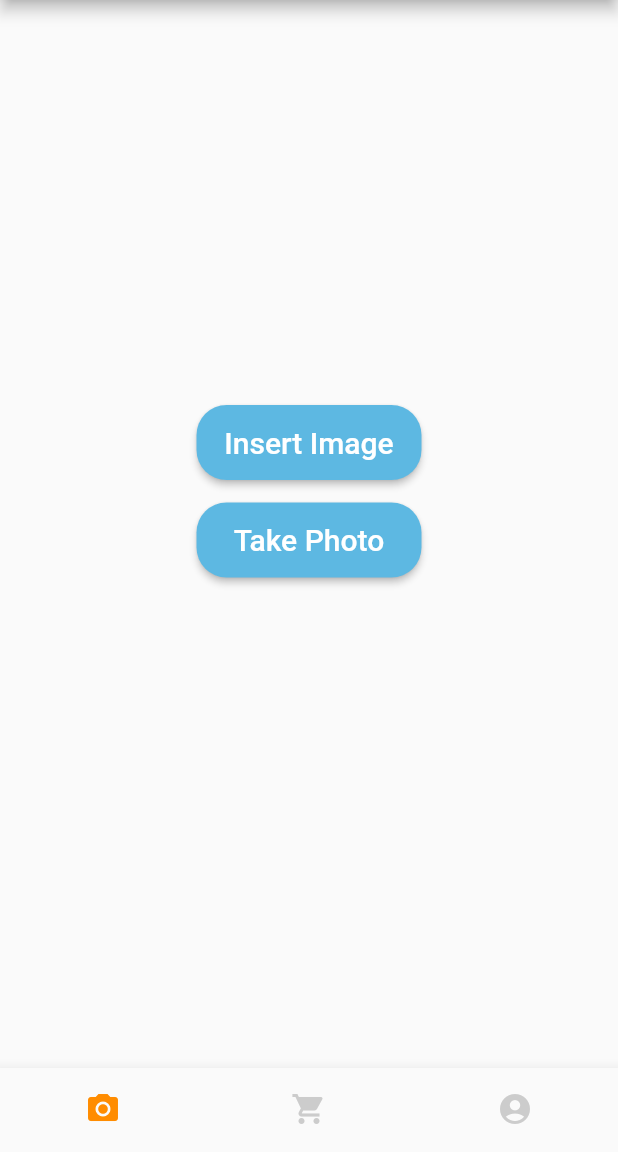
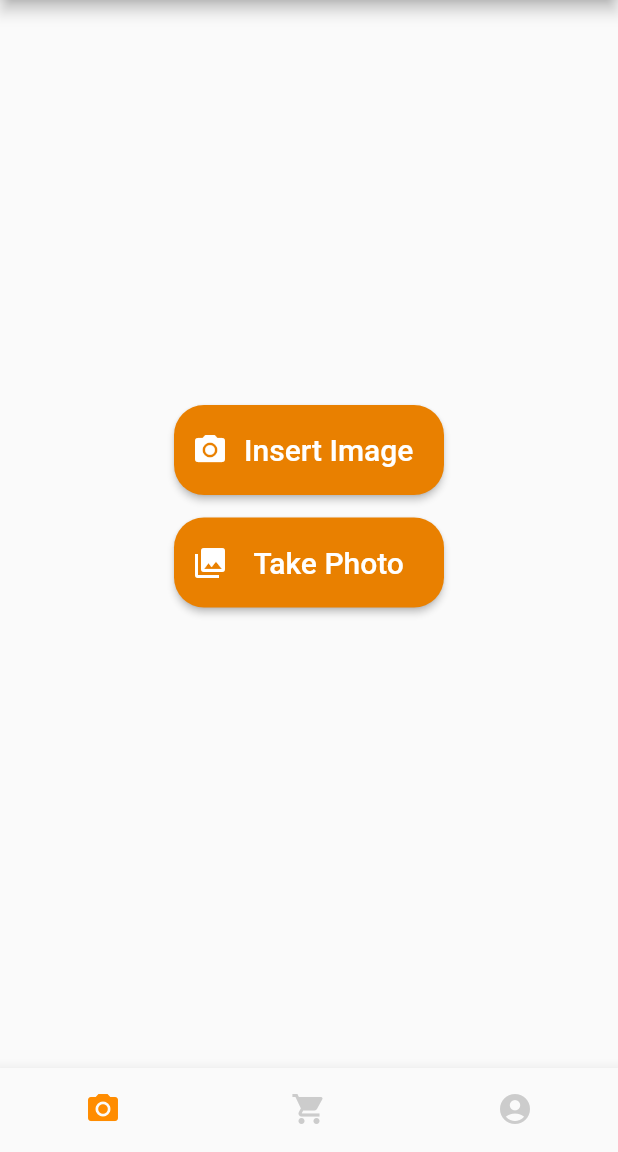
Before and after one commit to stefanfaur/ShoppingPal-frontend, a Flutter app: the screen it shows after launch, on a phone screen of 412 x 824 dp, the part 84-1236 px from its top. Run offline on Flutter 3.47's test engine with Material 2 defaults, Android fonts, the phone set to English and light mode, and no system bars; our stand-ins replace image_picker.

Commit message:
Made buttons prettier.

```diff
--- a/shoppingpal/lib/pages/photo.dart
+++ b/shoppingpal/lib/pages/photo.dart
@@ -58,12 +58,16 @@ class _PhotoPageState extends State<PhotoPage> {
                     ),
             ),
             CustomButton(
-                title: 'Insert Image',
-                onClick: () => getImage(ImageSource.gallery)),
+              title: 'Insert Image',
+              onClick: () => getImage(ImageSource.gallery),
+              icon: Icons.photo_camera,
+            ),
             const SizedBox(height: 15),
             CustomButton(
-                title: 'Take Photo',
-                onClick: () => getImage(ImageSource.camera))
+              title: 'Take Photo',
+              onClick: () => getImage(ImageSource.camera),
+              icon: Icons.collections,
+            ),
           ],
         ),
       ),
@@ -74,17 +78,19 @@ class _PhotoPageState extends State<PhotoPage> {
 Widget CustomButton({
   required String title,
   required VoidCallback onClick,
+  required IconData icon,
 }) {
   return Container(
-    child: ElevatedButton(
+    child: ElevatedButton.icon(
       onPressed: onClick,
       style: ElevatedButton.styleFrom(
-          backgroundColor: Color.fromRGBO(93, 184, 226, 1),
-          fixedSize: const Size(150, 50),
-          textStyle: const TextStyle(fontSize: 20, fontWeight: FontWeight.w500),
-          shape:
-              RoundedRectangleBorder(borderRadius: BorderRadius.circular(20))),
-      child: Text(title),
+        backgroundColor: Color.fromRGBO(233, 128, 0, 1),
+        fixedSize: const Size(180, 60),
+        textStyle: const TextStyle(fontSize: 20, fontWeight: FontWeight.w500),
+        shape: RoundedRectangleBorder(borderRadius: BorderRadius.circular(20)),
+      ),
+      icon: Icon(icon),
+      label: Center(child: Text(title)),
     ),
   );
 }
```
